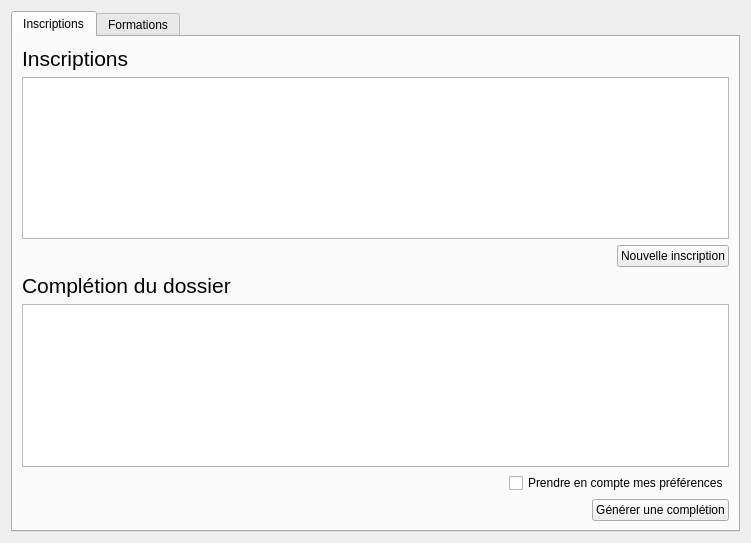
Above: Projet/gui/fendossier.ui from dtbinh/Projet_L021 before the change. Below: the same form after it.
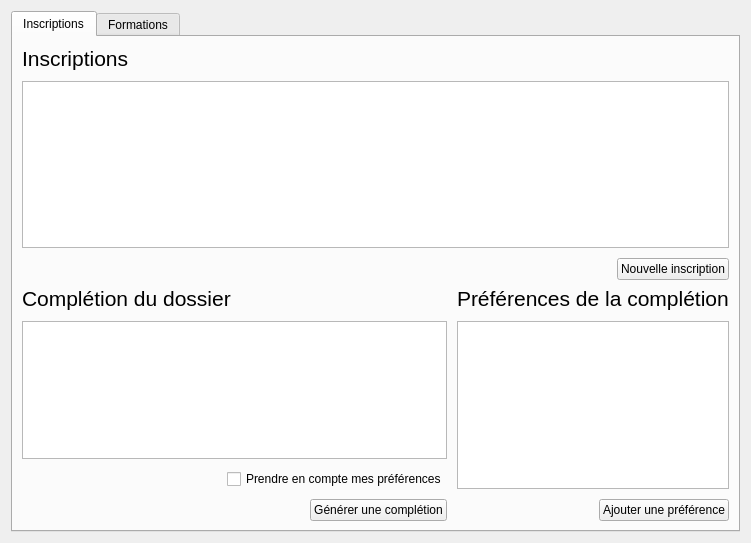
That is the form after the change.

Commit message: Préférences

The edit to the form file:
```diff
--- a/Projet/gui/fendossier.ui
+++ b/Projet/gui/fendossier.ui
@@ -26,6 +26,9 @@
       <layout class="QVBoxLayout" name="verticalLayout_4">
        <item>
         <layout class="QVBoxLayout" name="verticalLayout_2">
+         <property name="spacing">
+          <number>10</number>
+         </property>
          <item>
           <widget class="QLabel" name="label_2">
            <property name="sizePolicy">
@@ -80,6 +83,11 @@
         </layout>
        </item>
        <item>
+        <layout class="QHBoxLayout" name="horizontalLayout_2" stretch="3,1">
+         <property name="spacing">
+          <number>10</number>
+         </property>
+         <item>
         <layout class="QVBoxLayout" name="verticalLayout_5">
          <item>
           <widget class="QLabel" name="label_3">
@@ -138,6 +146,63 @@
             <string>Générer une complétion</string>
            </property>
           </widget>
+           </item>
+          </layout>
+         </item>
+         <item>
+          <layout class="QVBoxLayout" name="verticalLayout_7">
+           <item>
+            <widget class="QLabel" name="label_5">
+             <property name="sizePolicy">
+              <sizepolicy hsizetype="Preferred" vsizetype="Maximum">
+               <horstretch>0</horstretch>
+               <verstretch>0</verstretch>
+              </sizepolicy>
+             </property>
+             <property name="styleSheet">
+              <string notr="true">font: 16pt;</string>
+             </property>
+             <property name="text">
+              <string>Préférences de la complétion</string>
+             </property>
+            </widget>
+           </item>
+           <item>
+            <widget class="QTableView" name="preferences">
+             <property name="sizePolicy">
+              <sizepolicy hsizetype="Expanding" vsizetype="Maximum">
+               <horstretch>0</horstretch>
+               <verstretch>0</verstretch>
+              </sizepolicy>
+             </property>
+             <property name="editTriggers">
+              <set>QAbstractItemView::NoEditTriggers</set>
+             </property>
+             <property name="alternatingRowColors">
+              <bool>false</bool>
+             </property>
+             <property name="selectionMode">
+              <enum>QAbstractItemView::SingleSelection</enum>
+             </property>
+             <property name="selectionBehavior">
+              <enum>QAbstractItemView::SelectRows</enum>
+             </property>
+             <property name="sortingEnabled">
+              <bool>false</bool>
+             </property>
+             <attribute name="verticalHeaderVisible">
+              <bool>false</bool>
+             </attribute>
+            </widget>
+           </item>
+           <item alignment="Qt::AlignRight">
+            <widget class="QPushButton" name="ajouterPreference">
+             <property name="text">
+              <string>Ajouter une préférence</string>
+             </property>
+            </widget>
+           </item>
+          </layout>
          </item>
         </layout>
        </item>
```
Lines whose indentation alone changed are shown as unchanged. The commit also changes 7 other files.
